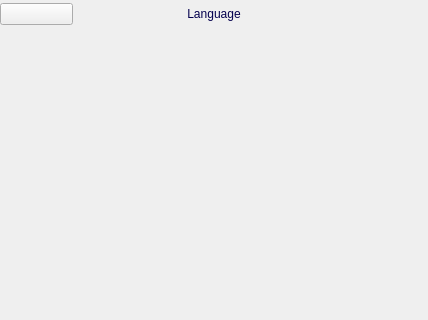
Before: the Qt Designer form forms/ui/language.ui in demlabs-cellframe/dap-ui-sdk, drawn with Qt 5; both pictures show x 0 to 428 and y 0 to 320 of the 428 by 929 pixel window.
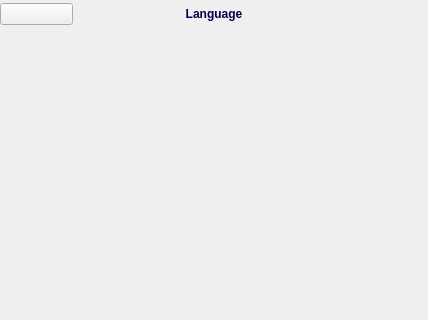
After: the same form once the commit is applied. Custom widgets are drawn as their Qt base class.

Commit message: fixed title style for all forms. lowered size of top space.

What changed in the file:
```diff
--- a/forms/ui/language.ui
+++ b/forms/ui/language.ui
@@ -112,10 +112,12 @@
             <widget class="KelGuiLabel" name="label">
              <property name="styleSheet">
               <string notr="true">#label{ 	width: 282px; 	height: 28px; 	min-width: 282px; 	min-height: 28px; 	max-width: 282px; 	max-height: 28px; 
- 	font-weight: normal; 	font-style: normal; 	font-size: bold; 
  	font: 24px/29px; 
  	color: #04004E; 
- 	font-family: 'Lato'; }</string>
+ 	font-family: 'Lato'; 
+ 	font-weight: bold; 	font-style: bold; 	font-size: bold; 
+ 	border: none; 
+ 	background-color: rgba(0,0,0,0); }</string>
              </property>
              <property name="text">
               <string>Language</string>
```
Left out of the diff: 2 changed lines with no effect on the pictures. The commit also changes 9 other files.
